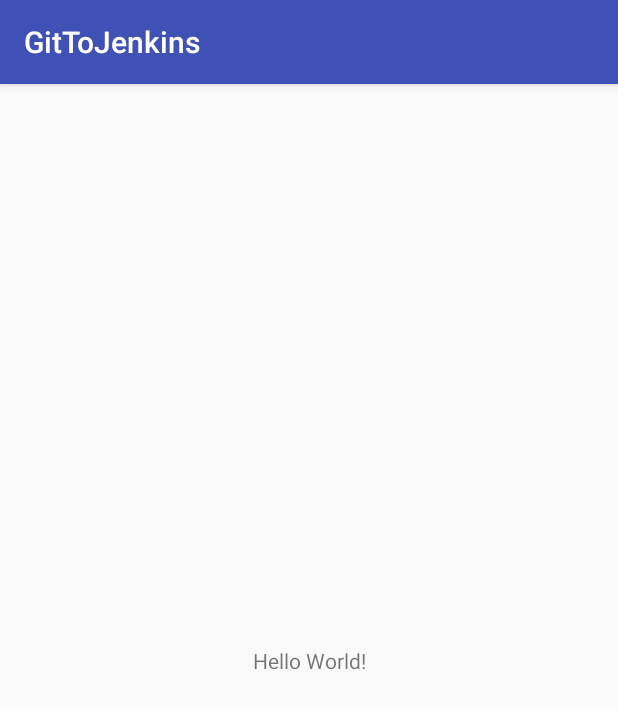
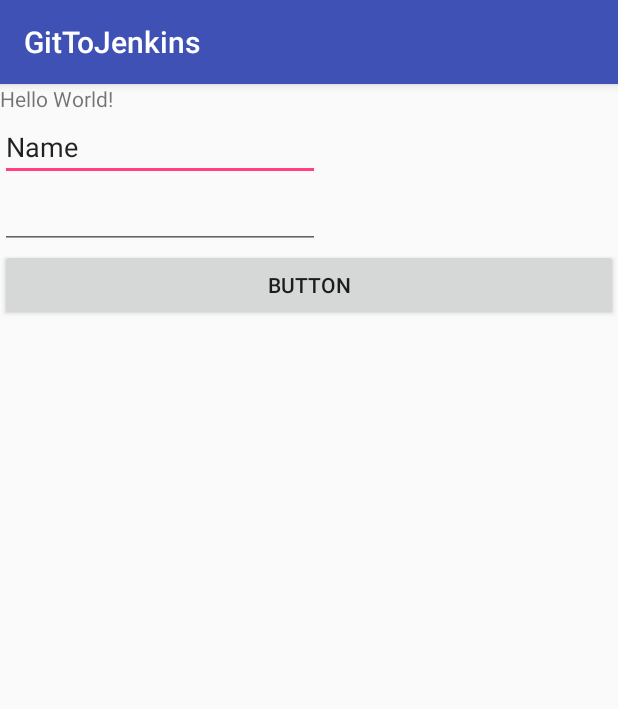
Before and after one commit to sravanipamu12/GitToJenkins, an Android app: the screen it shows after launch (MainActivity), on a phone screen of 412 x 824 dp. Shown: the top 709 px of the screen. Run offline under Robolectric (Android 15) with nearby library versions, the phone set to English and light mode, and no system bars.

Commit message:
login ui

```diff
--- a/app/src/main/res/layout/activity_main.xml
+++ b/app/src/main/res/layout/activity_main.xml
@@ -1,9 +1,10 @@
 <?xml version="1.0" encoding="utf-8"?>
-<android.support.constraint.ConstraintLayout xmlns:android="http://schemas.android.com/apk/res/android"
+<LinearLayout xmlns:android="http://schemas.android.com/apk/res/android"
     xmlns:app="http://schemas.android.com/apk/res-auto"
     xmlns:tools="http://schemas.android.com/tools"
     android:layout_width="match_parent"
     android:layout_height="match_parent"
+    android:orientation="vertical"
     tools:context=".MainActivity">
 
     <TextView
@@ -15,4 +16,27 @@
         app:layout_constraintRight_toRightOf="parent"
         app:layout_constraintTop_toTopOf="parent" />
 
-</android.support.constraint.ConstraintLayout>
+    <EditText
+        android:id="@+id/editText"
+        android:layout_width="wrap_content"
+        android:layout_height="wrap_content"
+        android:ems="10"
+        android:inputType="textPersonName"
+        android:text="Name"
+      />
+
+    <EditText
+        android:id="@+id/editText2"
+        android:layout_width="wrap_content"
+        android:layout_height="wrap_content"
+        android:ems="10"
+        android:inputType="textPassword"
+        />
+
+    <Button
+        android:id="@+id/button"
+        android:layout_width="match_parent"
+        android:layout_height="wrap_content"
+        android:text="Button" />
+
+</LinearLayout>
```
